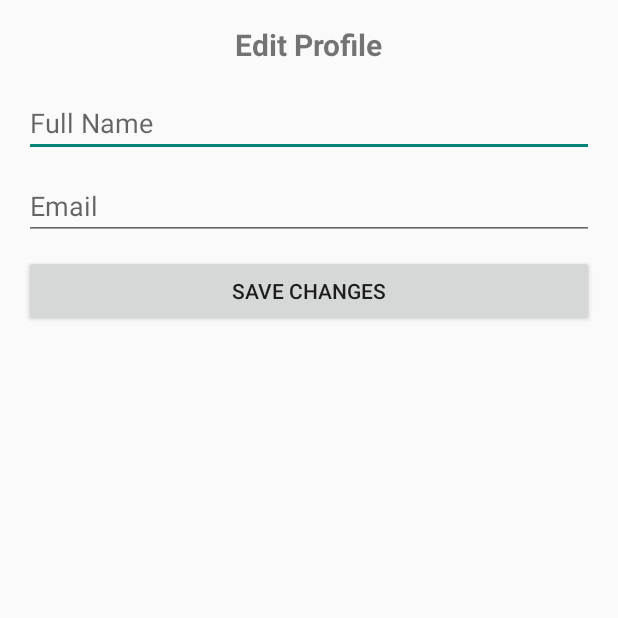
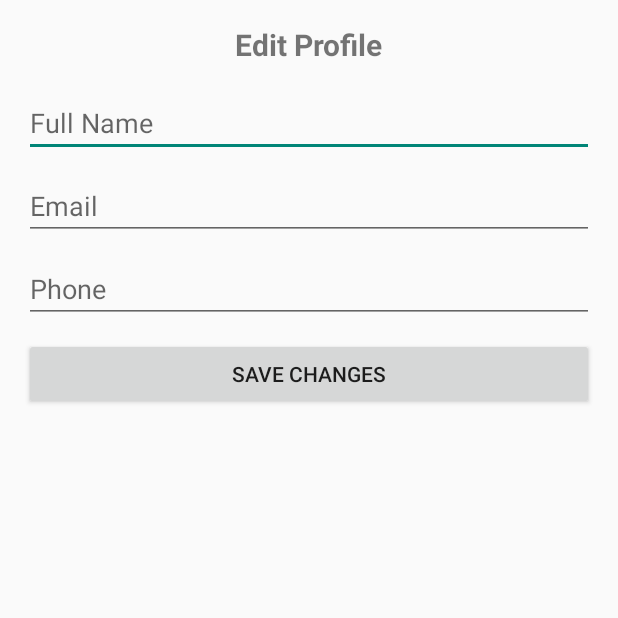
Before and after one commit to OshadiJayananda/EV-Charging-System, an Android app: the OwnerEditProfileActivity screen opened directly, with no data from a screen before it, after a tap on "SAVE CHANGES", on a phone screen of 412 x 824 dp, the top half of it. Run offline under Robolectric (Android 15) with nearby library versions, the phone set to English and light mode, and no system bars.

Commit message:
feat: add phone number field to OwnerEditProfileActivity and update profile service

```diff
--- a/Mobile/app/src/main/java/com/evcharging/mobile/OwnerEditProfileActivity.java
+++ b/Mobile/app/src/main/java/com/evcharging/mobile/OwnerEditProfileActivity.java
@@ -1,22 +1,26 @@
 package com.evcharging.mobile;
 
+import android.annotation.SuppressLint;
 import android.os.AsyncTask;
 import android.os.Bundle;
 import android.widget.Button;
 import android.widget.EditText;
 import android.widget.Toast;
+
 import androidx.appcompat.app.AppCompatActivity;
-import com.evcharging.mobile.network.ApiClient;
+
 import com.evcharging.mobile.network.ApiResponse;
+import com.evcharging.mobile.service.OwnerService;
 import com.evcharging.mobile.session.SessionManager;
-import org.json.JSONObject;
 
 public class OwnerEditProfileActivity extends AppCompatActivity {
-    private EditText etName, etEmail;
+
+    private EditText etName, etEmail, etPhone;
     private Button btnSaveChanges;
-    private ApiClient apiClient;
-    private SessionManager sessionManager;
-    private String nic = "991234567V";
+    private OwnerService ownerService;
+
+    // For testing - you can replace this with sessionManager.getNic() later
+    private String nic = "2000123456";
 
     @Override
     protected void onCreate(Bundle savedInstanceState) {
@@ -25,10 +29,10 @@ public class OwnerEditProfileActivity extends AppCompatActivity {
 
         etName = findViewById(R.id.etName);
         etEmail = findViewById(R.id.etEmail);
+        etPhone = findViewById(R.id.etPhone);
         btnSaveChanges = findViewById(R.id.btnSaveChanges);
 
-        sessionManager = new SessionManager(this);
-        apiClient = new ApiClient(sessionManager);
+        ownerService = new OwnerService();
 
         btnSaveChanges.setOnClickListener(v -> new UpdateProfileTask().execute());
     }
@@ -36,21 +40,26 @@ public class OwnerEditProfileActivity extends AppCompatActivity {
     private class UpdateProfileTask extends AsyncTask<Void, Void, ApiResponse> {
         @Override
         protected ApiResponse doInBackground(Void... voids) {
-            try {
-                JSONObject data = new JSONObject();
-                data.put("name", etName.getText().toString());
-                data.put("email", etEmail.getText().toString());
-                return apiClient.updateEvOwner(nic, data);
-            } catch (Exception e) {
-                return new ApiResponse(false, "JSON error", null);
+            @SuppressLint("WrongThread")
+            String fullName = etName.getText().toString().trim();
+            @SuppressLint("WrongThread")
+            String email = etEmail.getText().toString().trim();
+            @SuppressLint("WrongThread")
+            String phone = etPhone.getText().toString().trim();
+
+            if (fullName.isEmpty() || email.isEmpty() || phone.isEmpty()) {
+                return new ApiResponse(false, "All fields are required", null);
             }
+
+            return ownerService.updateEvOwner(nic, fullName, email, phone);
         }
 
         @Override
         protected void onPostExecute(ApiResponse response) {
             Toast.makeText(OwnerEditProfileActivity.this, response.getMessage(), Toast.LENGTH_SHORT).show();
-            if (response.isSuccess())
+            if (response.isSuccess()) {
                 finish();
+            }
         }
     }
 }
--- a/Mobile/app/src/main/java/com/evcharging/mobile/OwnerProfileActivity.java
+++ b/Mobile/app/src/main/java/com/evcharging/mobile/OwnerProfileActivity.java
@@ -23,7 +23,7 @@ public class OwnerProfileActivity extends AppCompatActivity {
     private ImageButton btnBack;
     private SessionManager sessionManager;
     private ApiClient apiClient;
-    private String nic = "991234567V";
+    private String nic = "2000123456";
 
     @Override
     protected void onCreate(Bundle savedInstanceState) {
@@ -45,9 +45,7 @@ public class OwnerProfileActivity extends AppCompatActivity {
 
         btnBack.setOnClickListener(v -> finish());
 
-        btnEditProfile.setOnClickListener(v ->
-                startActivity(new Intent(this, OwnerEditProfileActivity.class))
-        );
+        btnEditProfile.setOnClickListener(v -> startActivity(new Intent(this, OwnerEditProfileActivity.class)));
 
         btnDeactivate.setOnClickListener(v -> new DeactivateTask().execute());
         btnRequestReactivation.setOnClickListener(v -> new ReactivationTask().execute());
--- a/Mobile/app/src/main/java/com/evcharging/mobile/network/ApiClient.java
+++ b/Mobile/app/src/main/java/com/evcharging/mobile/network/ApiClient.java
@@ -27,7 +27,7 @@ import okhttp3.Response;
 
 public class ApiClient {
     private static final String TAG = "ApiClient";
-    private static final String BASE = "https://c10012521d1b.ngrok-free.app";
+    private static final String BASE = "https://ea6c6bd96d97.ngrok-free.app";
     private static final String BASE_URL = BASE + "/api";
     private static final MediaType JSON = MediaType.get("application/json; charset=utf-8");
 
--- a/Mobile/app/src/main/res/layout/activity_owner_edit_profile.xml
+++ b/Mobile/app/src/main/res/layout/activity_owner_edit_profile.xml
@@ -33,6 +33,14 @@
             android:inputType="textEmailAddress"
             android:layout_marginBottom="10dp" />
 
+        <EditText
+            android:id="@+id/etPhone"
+            android:layout_width="match_parent"
+            android:layout_height="wrap_content"
+            android:hint="Phone"
+            android:inputType="phone"
+            android:layout_marginBottom="10dp" />
+
         <Button
             android:id="@+id/btnSaveChanges"
             android:layout_width="match_parent"
```
Also changed, not shown: Mobile/app/src/main/java/com/evcharging/mobile/service/OwnerService.java (+76 -1 lines).
